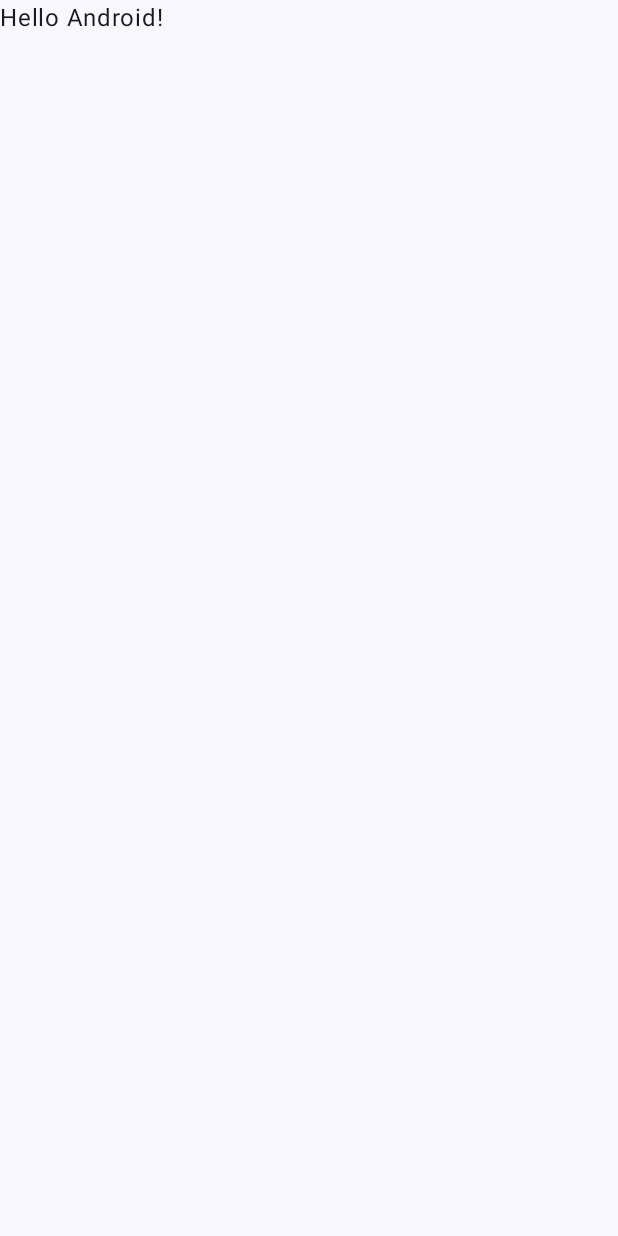
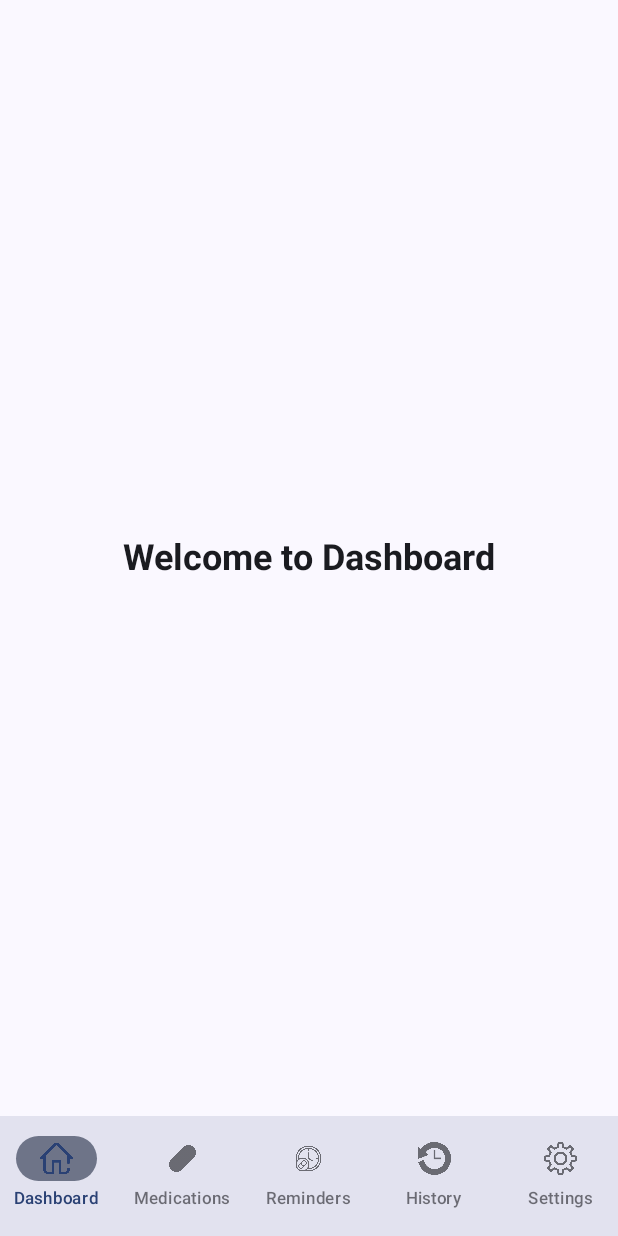
Before and after one commit to JunaidJamshid123/Dosely, an Android app built with Jetpack Compose: the screen it shows after launch (MainActivity), on a phone screen of 412 x 824 dp. Before the commit the screen is almost empty. Run offline under Robolectric (Android 15) with nearby library versions, the phone set to English and light mode, and no system bars; our stand-ins replace Shimmer.

Commit message:
Developed Nav bar

```diff
--- a/app/build.gradle.kts
+++ b/app/build.gradle.kts
@@ -56,4 +56,5 @@ dependencies {
     androidTestImplementation(libs.androidx.ui.test.junit4)
     debugImplementation(libs.androidx.ui.tooling)
     debugImplementation(libs.androidx.ui.test.manifest)
+    implementation(libs.androidx.navigation.compose)
 }
--- a/app/src/main/java/com/example/dosely/MainActivity.kt
+++ b/app/src/main/java/com/example/dosely/MainActivity.kt
@@ -6,12 +6,39 @@ import androidx.activity.compose.setContent
 import androidx.activity.enableEdgeToEdge
 import androidx.compose.foundation.layout.fillMaxSize
 import androidx.compose.foundation.layout.padding
+import androidx.compose.foundation.layout.size
+import androidx.compose.material3.Icon
+import androidx.compose.material3.NavigationBar
+import androidx.compose.material3.NavigationBarItem
 import androidx.compose.material3.Scaffold
 import androidx.compose.material3.Text
 import androidx.compose.runtime.Composable
 import androidx.compose.ui.Modifier
 import androidx.compose.ui.tooling.preview.Preview
 import com.example.dosely.ui.theme.DoselyTheme
+import androidx.compose.material.icons.Icons
+import androidx.compose.material.icons.filled.Home
+import androidx.compose.material.icons.filled.Notifications
+import androidx.compose.material.icons.filled.Star
+import androidx.compose.material.icons.filled.Refresh
+import androidx.compose.material.icons.filled.Settings
+import androidx.navigation.NavGraph.Companion.findStartDestination
+import androidx.navigation.NavHostController
+import androidx.navigation.compose.NavHost
+import androidx.navigation.compose.composable
+import androidx.navigation.compose.currentBackStackEntryAsState
+import androidx.navigation.compose.rememberNavController
+import com.example.dosely.ui.BottomNavItem
+import com.example.dosely.ui.DashboardScreen
+import com.example.dosely.ui.HistoryScreen
+import com.example.dosely.ui.MedicationsScreen
+import com.example.dosely.ui.RemindersScreen
+import com.example.dosely.ui.SettingsScreen
+import androidx.compose.ui.res.painterResource
+import androidx.compose.ui.unit.dp
+import androidx.compose.ui.unit.sp
+import androidx.compose.material3.MaterialTheme
+import androidx.compose.ui.graphics.Color
 
 class MainActivity : ComponentActivity() {
     override fun onCreate(savedInstanceState: Bundle?) {
@@ -19,11 +46,43 @@ class MainActivity : ComponentActivity() {
         enableEdgeToEdge()
         setContent {
             DoselyTheme {
-                Scaffold(modifier = Modifier.fillMaxSize()) { innerPadding ->
-                    Greeting(
-                        name = "Android",
+                val navController = rememberNavController()
+                val bottomNavItems = listOf(
+                    BottomNavItem("dashboard", "Dashboard", R.drawable.homme),
+                    BottomNavItem("medications", "Medications", R.drawable.pill),
+                    BottomNavItem("reminders", "Reminders", R.drawable.clock),
+                    BottomNavItem("history", "History", R.drawable.historyy),
+                    BottomNavItem("settings", "Settings", R.drawable.settingsa)
+                )
+                Scaffold(
+                    modifier = Modifier.fillMaxSize(),
+                    bottomBar = {
+                        BottomNavigationBar(
+                            items = bottomNavItems,
+                            navController = navController,
+                            onItemClick = { item ->
+                                navController.navigate(item.route) {
+                                    popUpTo(navController.graph.findStartDestination().id) {
+                                        saveState = true
+                                    }
+                                    launchSingleTop = true
+                                    restoreState = true
+                                }
+                            }
+                        )
+                    }
+                ) { innerPadding ->
+                    NavHost(
+                        navController = navController,
+                        startDestination = "dashboard",
                         modifier = Modifier.padding(innerPadding)
-                    )
+                    ) {
+                        composable("dashboard") { DashboardScreen() }
+                        composable("medications") { MedicationsScreen() }
+                        composable("reminders") { RemindersScreen() }
+                        composable("history") { HistoryScreen() }
+                        composable("settings") { SettingsScreen() }
+                    }
                 }
             }
         }
@@ -45,3 +104,47 @@ fun GreetingPreview() {
         Greeting("Android")
     }
 }
+
+@Composable
+fun BottomNavigationBar(
+    items: List<BottomNavItem>,
+    navController: NavHostController,
+    onItemClick: (BottomNavItem) -> Unit
+) {
+    val navBackStackEntry = navController.currentBackStackEntryAsState()
+    val currentRoute = navBackStackEntry.value?.destination?.route
+    val colorScheme = MaterialTheme.colorScheme
+    val selectedColor = colorScheme.primary
+    val unselectedColor = colorScheme.onSurface.copy(alpha = 0.6f)
+    val backgroundColor = colorScheme.surface
+
+    NavigationBar(
+        containerColor = backgroundColor,
+        tonalElevation = 8.dp
+    ) {
+        items.forEach { item ->
+            val selected = currentRoute == item.route
+            NavigationBarItem(
+                selected = selected,
+                onClick = { onItemClick(item) },
+                icon = {
+                    Icon(
+                        painter = painterResource(id = item.icon),
+                        contentDescription = item.label,
+                        modifier = Modifier.size(22.dp),
+                        tint = if (selected) selectedColor else unselectedColor
+                    )
+                },
+                label = {
+                    Text(
+                        text = item.label,
+                        fontSize = 11.sp,
+                        maxLines = 1,
+                        color = if (selected) selectedColor else unselectedColor
+                    )
+                },
+                alwaysShowLabel = true
+            )
+        }
+    }
+}
--- /dev/null
+++ b/app/src/main/java/com/example/dosely/ui/BottomNavItem.kt
@@ -0,0 +1,11 @@
+package com.example.dosely.ui
+
+import androidx.annotation.DrawableRes
+
+// Use @DrawableRes for resource icons
+
+data class BottomNavItem(
+    val route: String,
+    val label: String,
+    @DrawableRes val icon: Int
+)
--- /dev/null
+++ b/app/src/main/java/com/example/dosely/ui/BottomNavScreens.kt
@@ -0,0 +1,59 @@
+package com.example.dosely.ui
+
+import androidx.compose.foundation.layout.Arrangement
+import androidx.compose.foundation.layout.Box
+import androidx.compose.foundation.layout.Column
+import androidx.compose.foundation.layout.fillMaxSize
+import androidx.compose.material3.MaterialTheme
+import androidx.compose.material3.Text
+import androidx.compose.runtime.Composable
+import androidx.compose.ui.Alignment
+import androidx.compose.ui.Modifier
+import androidx.compose.ui.text.font.FontWeight
+import androidx.compose.ui.unit.sp
+
+@Composable
+fun DashboardScreen() {
+    CenteredScreenContent(title = "Dashboard")
+}
+
+@Composable
+fun MedicationsScreen() {
+    CenteredScreenContent(title = "Medications")
+}
+
+@Composable
+fun RemindersScreen() {
+    CenteredScreenContent(title = "Reminders")
+}
+
+@Composable
+fun HistoryScreen() {
+    CenteredScreenContent(title = "History")
+}
+
+@Composable
+fun SettingsScreen() {
+    CenteredScreenContent(title = "Settings")
+}
+
+@Composable
+private fun CenteredScreenContent(title: String) {
+    Box(
+        modifier = Modifier.fillMaxSize(),
+        contentAlignment = Alignment.Center
+    ) {
+        Column(
+            horizontalAlignment = Alignment.CenterHorizontally,
+            verticalArrangement = Arrangement.Center
+        ) {
+            Text(
+                text = "Welcome to $title",
+                style = MaterialTheme.typography.headlineMedium.copy(
+                    fontWeight = FontWeight.Bold,
+                    fontSize = 24.sp
+                )
+            )
+        }
+    }
+}
--- a/gradle/libs.versions.toml
+++ b/gradle/libs.versions.toml
@@ -8,6 +8,7 @@ espressoCore = "3.6.1"
 lifecycleRuntimeKtx = "2.9.1"
 activityCompose = "1.10.1"
 composeBom = "2024.09.00"
+navigationCompose = "2.7.7"
 
 [libraries]
 androidx-core-ktx = { group = "androidx.core", name = "core-ktx", version.ref = "coreKtx" }
@@ -24,6 +25,7 @@ androidx-ui-tooling-preview = { group = "androidx.compose.ui", name = "ui-toolin
 androidx-ui-test-manifest = { group = "androidx.compose.ui", name = "ui-test-manifest" }
 androidx-ui-test-junit4 = { group = "androidx.compose.ui", name = "ui-test-junit4" }
 androidx-material3 = { group = "androidx.compose.material3", name = "material3" }
+androidx-navigation-compose = { group = "androidx.navigation", name = "navigation-compose", version.ref = "navigationCompose" }
 
 [plugins]
 android-application = { id = "com.android.application", version.ref = "agp" }
```
Also changed, not shown: app/src/main/res/drawable/historyy.png (added), app/src/main/res/drawable/homme.png (added), app/src/main/res/drawable/pill.png (added), app/src/main/res/drawable/settingsa.png (added), app/src/main/res/drawable/subscription.png (added).
